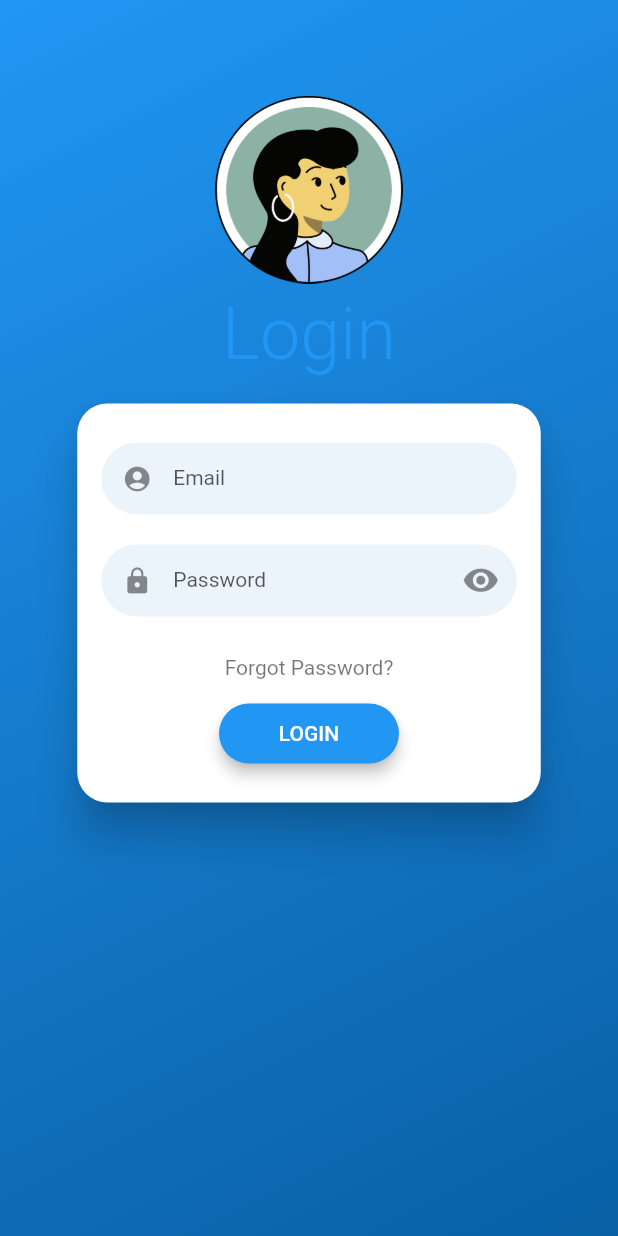
After one commit to syetalabs/flutter_firebase_cubit_starter_kit, a Flutter app: the AuthMainScreen screen opened directly, after a tap on "Auth System Kit B(flutter_login)", on a phone screen of 412 x 824 dp. The commit adds this screen. Run offline on Flutter 3.47's test engine with Material 2 defaults, Android fonts, the phone set to English and light mode, and no system bars; drawn by our look-alikes of flutter_login; our stand-ins replace bloc, circular_profile_avatar, firebase_auth, firebase_core, firebase_crashlytics, flutter_bloc and 2 more; missing offline and left inert: onboardme; accounts and stored records are empty.

Commit message:
added flutter login

```diff
--- a/lib/util/custom_routes.dart
+++ b/lib/util/custom_routes.dart
@@ -1,4 +1,5 @@
 import 'package:flutter/material.dart';
+import 'package:flutter_firebase_cubit_starter_kit/views/pages/auth/flutter_login.dart';
 import 'package:flutter_firebase_cubit_starter_kit/views/pages/onboarding/index.dart';
 import 'package:flutter_firebase_cubit_starter_kit/views/pages/onboarding/kit_a.dart';
 import 'package:flutter_firebase_cubit_starter_kit/views/pages/onboarding/kit_b.dart';
@@ -44,4 +45,5 @@ var customRoutes = <String, WidgetBuilder>{
   OnboardingMainScreen.routeName: (context) => OnboardingMainScreen(),
   OnboardKitA.routeName: (context) => OnboardKitA(),
   OnboardKitB.routeName: (context) => OnboardKitB(),
+  FlutterLoginScreen.routeName: (context) => FlutterLoginScreen(),
 };
--- /dev/null
+++ b/lib/views/pages/auth/flutter_login.dart
@@ -0,0 +1,20 @@
+import 'package:flutter/material.dart';
+import 'package:flutter_firebase_cubit_starter_kit/views/pages/auth/home/index.dart';
+import 'package:flutter_login/flutter_login.dart';
+
+class FlutterLoginScreen extends StatelessWidget {
+  static const routeName = '/flutter-login-screen';
+  @override
+  Widget build(BuildContext context) {
+    return FlutterLogin(
+      title: 'Login',
+      logo: 'assets/av1.png',
+      onLogin: null,
+      onSignup: null,
+      onSubmitAnimationCompleted: () {
+        Navigator.pushReplacementNamed(context, Home.routeName);
+      },
+      onRecoverPassword: null,
+    );
+  }
+}
--- /dev/null
+++ b/lib/views/pages/auth/index.dart
@@ -0,0 +1,33 @@
+import 'package:flutter/material.dart';
+import 'package:flutter_firebase_cubit_starter_kit/views/pages/auth/flutter_login.dart';
+import 'package:flutter_firebase_cubit_starter_kit/views/pages/auth/login.dart';
+import 'package:flutter_firebase_cubit_starter_kit/views/widgets/feature_button.dart';
+
+class AuthMainScreen extends StatelessWidget {
+  @override
+  Widget build(BuildContext context) {
+    return Scaffold(
+      appBar: AppBar(
+        backgroundColor: Colors.black,
+        centerTitle: true,
+        title: Text('SignUp/SignIn'),
+      ),
+      body: SingleChildScrollView(
+        child: Column(
+          children: [
+            FeatureButton(
+                heading: "Auth System Kit A",
+                onPressed: () {
+                  Navigator.pushNamed(context,LoginScreen.routeName);
+                }),
+            FeatureButton(
+                heading: "Auth System Kit B(flutter_login)",
+                onPressed: () {
+                  Navigator.pushNamed(context, FlutterLoginScreen.routeName);
+                }),
+          ],
+        ),
+      ),
+    );
+  }
+}
--- a/lib/views/pages/onboarding/kit_b.dart
+++ b/lib/views/pages/onboarding/kit_b.dart
@@ -1,4 +1,5 @@
 import 'package:flutter/material.dart';
+import 'package:flutter_firebase_cubit_starter_kit/views/pages/dashboard/index.dart';
 import 'package:onboardme/onboardme.dart';
 
 class OnboardKitB extends StatelessWidget {
@@ -7,7 +8,7 @@ class OnboardKitB extends StatelessWidget {
   Widget build(BuildContext context) {
     return OnboardingMe(
       /// Number of Pages for the screens
-      numOfPage: 5,
+      numOfPage: 3,
 
       /// No of colors you want for your screen
       noOfBackgroundColor: 4,
@@ -46,7 +47,7 @@ class OnboardKitB extends StatelessWidget {
       isPageIndicatorCircle: true,
 
       /// Home Screen Route that lands after on-boarding
-      homeRoute: '/Home/',
+      homeRoute: Dashboard.routeName,
     );
   }
 }
--- a/pubspec.yaml
+++ b/pubspec.yaml
@@ -38,6 +38,7 @@ dependencies:
   card_settings: ^1.15.0
   package_info: ^0.4.3+2
   onboardme: ^1.2.0
+  flutter_login: ^1.0.14
 
 dev_dependencies:
   flutter_test:
```
Also changed, not shown: lib/views/pages/dashboard/index.dart (+5 -5 lines), pubspec.lock.
